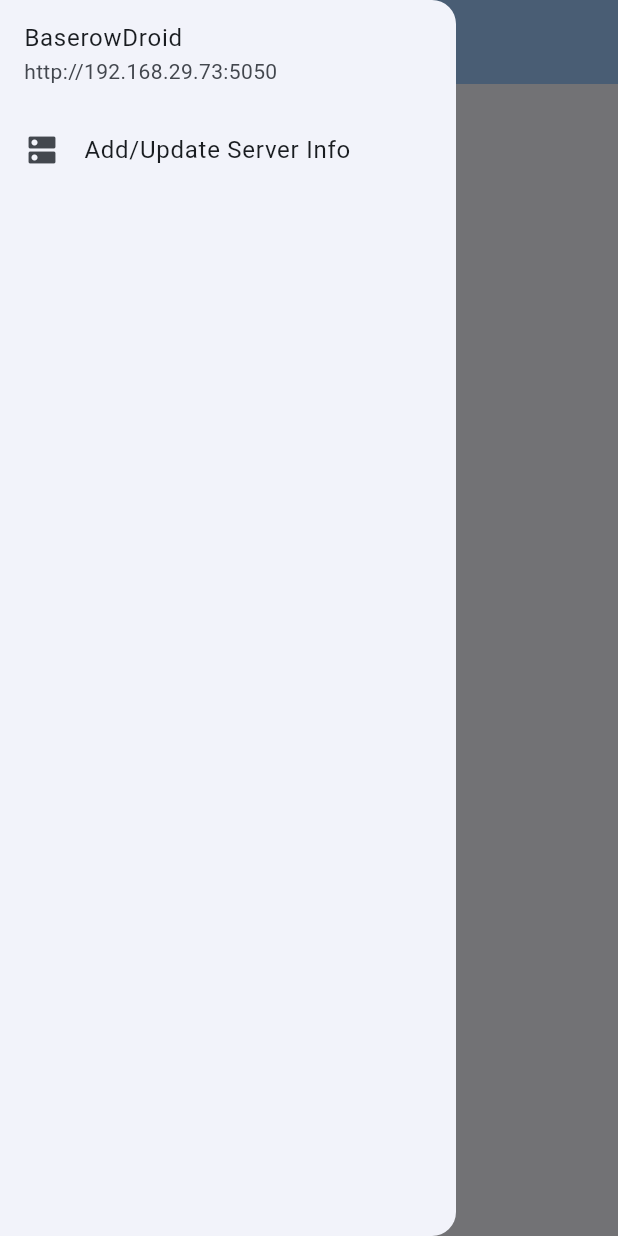
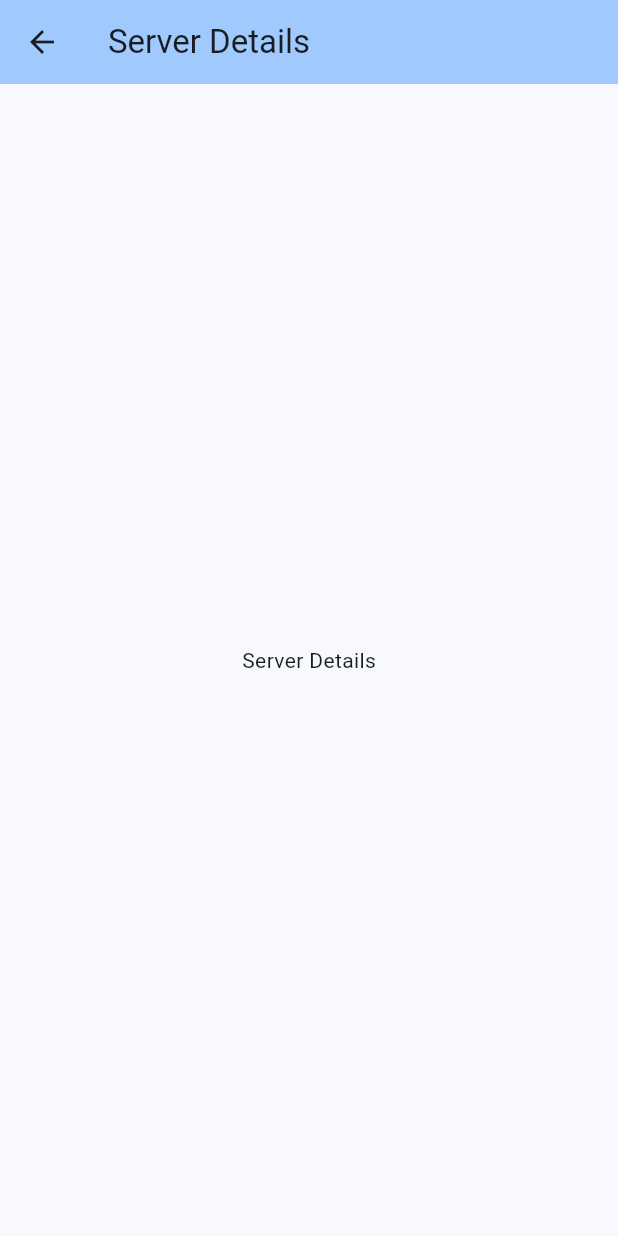
Before and after one commit to Aadityajoshi151/baserowdroid, a Flutter app: the screen it shows after launch, in the side drawer, after a tap on "Add/Update Server Info", on a phone screen of 412 x 824 dp. Run offline on Flutter 3.47's test engine with Material 3 defaults, Android fonts, the phone set to English and light mode, and no system bars.

Commit message:
chore: creates server details page

```diff
--- a/lib/screens/HomePage.dart
+++ b/lib/screens/HomePage.dart
@@ -18,7 +18,9 @@
         backgroundColor: Theme.of(context).colorScheme.inversePrimary,
       ),
       body: Center(
-        child: Text(widget.title),
+        //TODO: add ternary operator to display the message or the tables.
+        //Also use circularprogressindicator
+        child: Text('No tables found'),
       ),
       drawer: Appdrawer(
         title: widget.title,
--- /dev/null
+++ b/lib/screens/ServerDetails.dart
@@ -0,0 +1,22 @@
+import 'package:flutter/material.dart';
+
+class Serverdetails extends StatefulWidget {
+  const Serverdetails({super.key, required this.title});
+  final String title;
+
+  @override
+  State<Serverdetails> createState() => _ServerdetailsState();
+}
+
+class _ServerdetailsState extends State<Serverdetails> {
+  @override
+  Widget build(BuildContext context) {
+    return Scaffold(
+      appBar: AppBar(
+        title: Text(widget.title),
+        backgroundColor: Theme.of(context).colorScheme.inversePrimary,
+      ),
+      body: const Center(child: Text('Server Details')),
+    );
+  }
+}
--- a/lib/widgets/AppDrawer.dart
+++ b/lib/widgets/AppDrawer.dart
@@ -1,3 +1,4 @@
+import 'package:baserowdroid/screens/ServerDetails.dart';
 import 'package:flutter/material.dart';
 
 class Appdrawer extends StatefulWidget {
@@ -24,8 +25,10 @@
             leading: const Icon(Icons.dns),
             title: const Text('Add/Update Server Info'),
             onTap: () {
-              //TODO: open the page to add or edit server details
               debugPrint("add/update server URL pressed");
+              Navigator.push(context, MaterialPageRoute(builder: (context) {
+                return const Serverdetails(title: 'Server Details');
+              }));
             },
           ),
         ],
```
